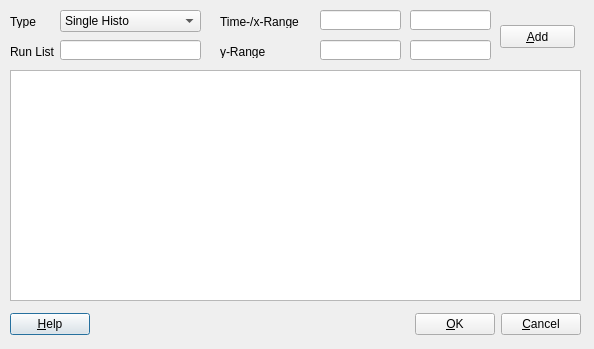
aPeter1/musrfit-fork, file src/musredit/forms/PGetPlotBlockDialog.ui: the form before one commit.
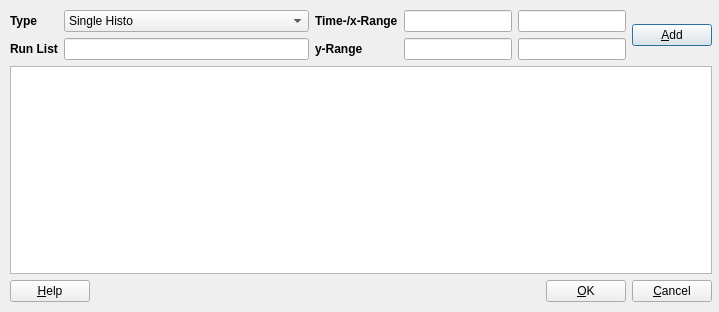
The form after the commit. Icons and pictures are not drawn.

Commit message: some clean-up on the dialog forms

Diff of the .ui file:
```diff
--- a/src/musredit/forms/PGetPlotBlockDialog.ui
+++ b/src/musredit/forms/PGetPlotBlockDialog.ui
@@ -9,8 +9,8 @@
    <rect>
     <x>0</x>
     <y>0</y>
-    <width>594</width>
-    <height>349</height>
+    <width>719</width>
+    <height>312</height>
    </rect>
   </property>
   <property name="windowTitle">
@@ -20,84 +20,36 @@
    <iconset>
     <normaloff>:/musredit/musrfit.xpm</normaloff>:/musredit/musrfit.xpm</iconset>
   </property>
-  <widget class="QWidget" name="layoutWidget">
+  <widget class="QWidget" name="">
    <property name="geometry">
     <rect>
      <x>10</x>
-     <y>310</y>
-     <width>571</width>
-     <height>29</height>
+     <y>10</y>
+     <width>702</width>
+     <height>292</height>
     </rect>
    </property>
-   <layout class="QHBoxLayout" name="horizontalLayout">
+   <layout class="QVBoxLayout" name="verticalLayout">
     <item>
-     <widget class="QPushButton" name="fHelp_pushButton">
-      <property name="text">
-       <string>&amp;Help</string>
-      </property>
-     </widget>
-    </item>
+     <layout class="QHBoxLayout" name="horizontalLayout_2">
     <item>
-     <spacer name="horizontalSpacer">
-      <property name="orientation">
-       <enum>Qt::Horizontal</enum>
-      </property>
-      <property name="sizeHint" stdset="0">
-       <size>
-        <width>118</width>
-        <height>20</height>
-       </size>
-      </property>
-     </spacer>
-    </item>
-    <item>
-     <widget class="QPushButton" name="fOk_pushButton">
-      <property name="text">
-       <string>&amp;OK</string>
-      </property>
-     </widget>
-    </item>
-    <item>
-     <widget class="QPushButton" name="fCancel_pushButton">
-      <property name="text">
-       <string>&amp;Cancel</string>
-      </property>
-     </widget>
-    </item>
-   </layout>
-  </widget>
-  <widget class="QPlainTextEdit" name="fPlot_plainTextEdit">
-   <property name="geometry">
-    <rect>
-     <x>10</x>
-     <y>70</y>
-     <width>571</width>
-     <height>231</height>
-    </rect>
-   </property>
-  </widget>
+       <layout class="QGridLayout" name="gridLayout_2">
+        <item row="0" column="0">
   <widget class="QLabel" name="fType_label">
-   <property name="geometry">
-    <rect>
-     <x>10</x>
-     <y>15</y>
-     <width>46</width>
-     <height>13</height>
-    </rect>
+          <property name="font">
+           <font>
+            <pointsize>9</pointsize>
+            <weight>75</weight>
+            <bold>true</bold>
+           </font>
    </property>
    <property name="text">
     <string>Type</string>
    </property>
   </widget>
+        </item>
+        <item row="0" column="1">
   <widget class="QComboBox" name="fType_comboBox">
-   <property name="geometry">
-    <rect>
-     <x>60</x>
-     <y>10</y>
-     <width>141</width>
-     <height>22</height>
-    </rect>
-   </property>
    <item>
     <property name="text">
      <string>Single Histo</string>
@@ -119,107 +71,121 @@
     </property>
    </item>
   </widget>
+        </item>
+        <item row="1" column="0">
   <widget class="QLabel" name="fRunList_label">
-   <property name="geometry">
-    <rect>
-     <x>10</x>
-     <y>45</y>
-     <width>46</width>
-     <height>13</height>
-    </rect>
+          <property name="font">
+           <font>
+            <pointsize>9</pointsize>
+            <weight>75</weight>
+            <bold>true</bold>
+           </font>
    </property>
    <property name="text">
     <string>Run List</string>
    </property>
   </widget>
-  <widget class="QLineEdit" name="fRunList_lineEdit">
-   <property name="geometry">
-    <rect>
-     <x>60</x>
-     <y>40</y>
-     <width>141</width>
-     <height>20</height>
-    </rect>
-   </property>
-  </widget>
+        </item>
+        <item row="1" column="1">
+         <widget class="QLineEdit" name="fRunList_lineEdit"/>
+        </item>
+       </layout>
+      </item>
+      <item>
+       <layout class="QGridLayout" name="gridLayout">
+        <item row="0" column="0">
   <widget class="QLabel" name="fXRange_label">
-   <property name="geometry">
-    <rect>
-     <x>220</x>
-     <y>15</y>
-     <width>91</width>
-     <height>13</height>
-    </rect>
+          <property name="font">
+           <font>
+            <pointsize>9</pointsize>
+            <weight>75</weight>
+            <bold>true</bold>
+           </font>
    </property>
    <property name="text">
     <string>Time-/x-Range</string>
    </property>
   </widget>
-  <widget class="QLineEdit" name="fXRangeLow_lineEdit">
-   <property name="geometry">
-    <rect>
-     <x>320</x>
-     <y>10</y>
-     <width>81</width>
-     <height>20</height>
-    </rect>
-   </property>
-  </widget>
-  <widget class="QLineEdit" name="fXRangeUp_lineEdit">
-   <property name="geometry">
-    <rect>
-     <x>410</x>
-     <y>10</y>
-     <width>81</width>
-     <height>20</height>
-    </rect>
-   </property>
-  </widget>
+        </item>
+        <item row="0" column="1">
+         <widget class="QLineEdit" name="fXRangeLow_lineEdit"/>
+        </item>
+        <item row="0" column="2">
+         <widget class="QLineEdit" name="fXRangeUp_lineEdit"/>
+        </item>
+        <item row="1" column="0">
   <widget class="QLabel" name="fYRange_label">
-   <property name="geometry">
-    <rect>
-     <x>220</x>
-     <y>45</y>
-     <width>61</width>
-     <height>13</height>
-    </rect>
+          <property name="font">
+           <font>
+            <pointsize>9</pointsize>
+            <weight>75</weight>
+            <bold>true</bold>
+           </font>
    </property>
    <property name="text">
     <string>y-Range</string>
    </property>
   </widget>
-  <widget class="QLineEdit" name="fYRangeLow_lineEdit">
-   <property name="geometry">
-    <rect>
-     <x>320</x>
-     <y>40</y>
-     <width>81</width>
-     <height>20</height>
-    </rect>
-   </property>
-  </widget>
-  <widget class="QLineEdit" name="fYRangeUp_lineEdit">
-   <property name="geometry">
-    <rect>
-     <x>410</x>
-     <y>40</y>
-     <width>81</width>
-     <height>20</height>
-    </rect>
-   </property>
-  </widget>
+        </item>
+        <item row="1" column="1">
+         <widget class="QLineEdit" name="fYRangeLow_lineEdit"/>
+        </item>
+        <item row="1" column="2">
+         <widget class="QLineEdit" name="fYRangeUp_lineEdit"/>
+        </item>
+       </layout>
+      </item>
+      <item>
   <widget class="QPushButton" name="fAdd_pushButton">
-   <property name="geometry">
-    <rect>
-     <x>500</x>
-     <y>25</y>
-     <width>75</width>
-     <height>23</height>
-    </rect>
-   </property>
    <property name="text">
     <string>&amp;Add</string>
    </property>
+       </widget>
+      </item>
+     </layout>
+    </item>
+    <item>
+     <widget class="QPlainTextEdit" name="fPlot_plainTextEdit"/>
+    </item>
+    <item>
+     <layout class="QHBoxLayout" name="horizontalLayout">
+      <item>
+       <widget class="QPushButton" name="fHelp_pushButton">
+        <property name="text">
+         <string>&amp;Help</string>
+        </property>
+       </widget>
+      </item>
+      <item>
+       <spacer name="horizontalSpacer">
+        <property name="orientation">
+         <enum>Qt::Horizontal</enum>
+        </property>
+        <property name="sizeHint" stdset="0">
+         <size>
+          <width>118</width>
+          <height>20</height>
+         </size>
+        </property>
+       </spacer>
+      </item>
+      <item>
+       <widget class="QPushButton" name="fOk_pushButton">
+        <property name="text">
+         <string>&amp;OK</string>
+        </property>
+       </widget>
+      </item>
+      <item>
+       <widget class="QPushButton" name="fCancel_pushButton">
+        <property name="text">
+         <string>&amp;Cancel</string>
+        </property>
+       </widget>
+      </item>
+     </layout>
+    </item>
+   </layout>
   </widget>
  </widget>
  <tabstops>
```
Lines whose indentation alone changed are shown as unchanged. The commit also changes 2 other files.
